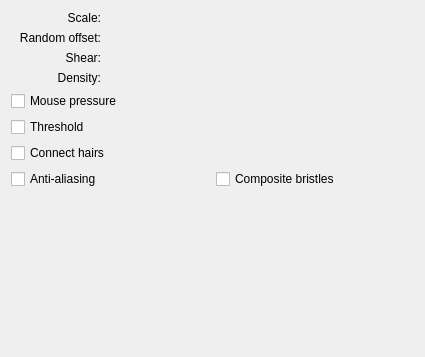
Qt form krita/plugins/paintops/hairy/wdgbristleoptions.ui (KDE/krita) before a commit.
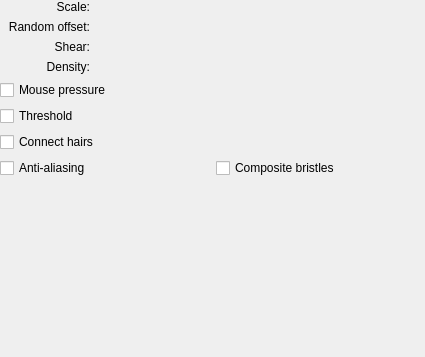
The same form after that commit. Custom widgets are drawn as their Qt base class.

Commit message:
Lot's of margin twisting in Krita brush config UI
Among other things removed the margin from KoResourceItemChooser, as it is a widget,
only composed from other widgets, so to align properly with other widgets there should
not be a margin around it

thanks boud for review

Patch:
```diff
--- a/krita/plugins/paintops/hairy/wdgbristleoptions.ui
+++ b/krita/plugins/paintops/hairy/wdgbristleoptions.ui
@@ -23,6 +23,9 @@
    </size>
   </property>
   <layout class="QGridLayout" name="gridLayout_2">
+   <property name="margin">
+    <number>0</number>
+   </property>
    <item row="0" column="0" colspan="2">
     <layout class="QGridLayout" name="gridLayout" columnstretch="0,1">
      <item row="0" column="0">
```
The commit also changes 26 other files.
